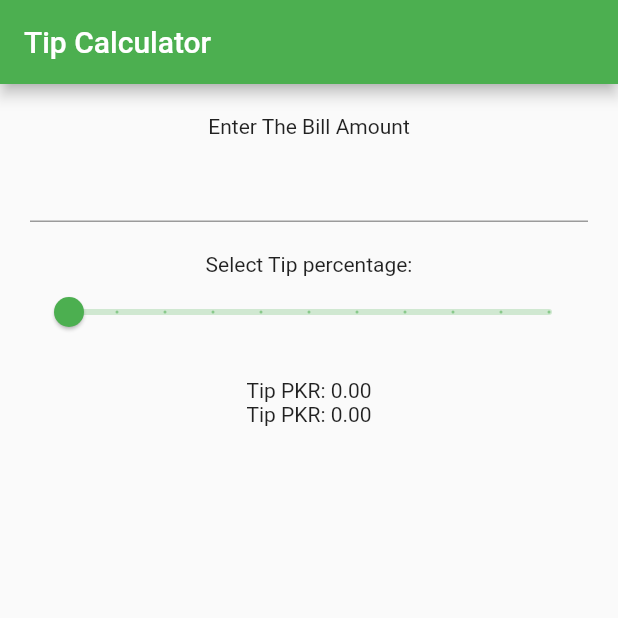
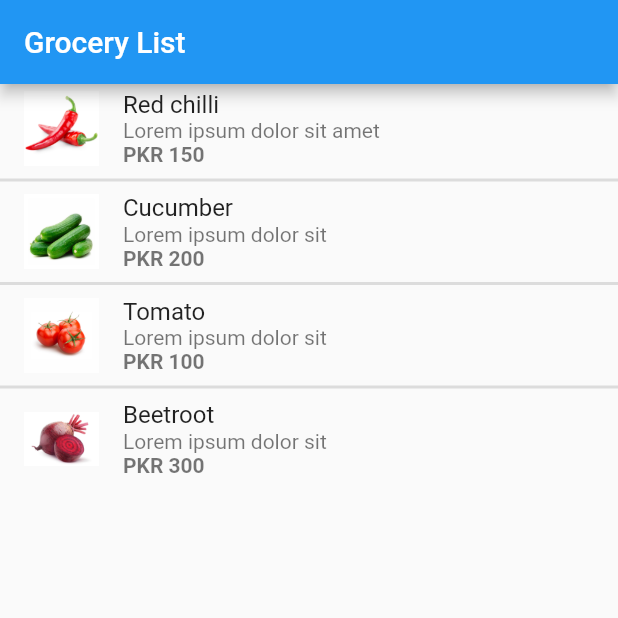
Before and after one commit to Bisma-Baloch/The-Flutter-Way, a Flutter app: the screen it shows after launch, on a phone screen of 412 x 824 dp, the top half of it. Run offline on Flutter 3.47's test engine with Material 2 defaults, Android fonts, the phone set to English and light mode, and no system bars.

Commit message:
Assignment #3

```diff
--- /dev/null
+++ b/lib/app/grocery_list_app.dart
@@ -0,0 +1,13 @@
+import 'package:flutter/material.dart';
+import 'package:the_flutter_way/screens/grocery_list_screen.dart';
+
+class GroceryListApp extends StatelessWidget {
+  const GroceryListApp({super.key});
+
+  @override
+  Widget build(BuildContext context) {
+    return MaterialApp(
+        theme: ThemeData(primarySwatch: Colors.blue),
+        home: const GroceryListScreen());
+  }
+}
--- a/lib/main.dart
+++ b/lib/main.dart
@@ -1,8 +1,8 @@
 import 'package:flutter/material.dart';
-import 'package:the_flutter_way/app/tip_calculator_app.dart';
+import 'package:the_flutter_way/app/grocery_list_app.dart';
 
 void main() {
-  runApp(CalculatorTipApp());
+  runApp(const GroceryListApp());
 }
 
 class MyApp extends StatelessWidget {
--- /dev/null
+++ b/lib/screens/grocery_list_screen.dart
@@ -0,0 +1,74 @@
+import 'package:flutter/material.dart';
+
+class GroceryListScreen extends StatefulWidget {
+  const GroceryListScreen({super.key});
+
+  @override
+  State<GroceryListScreen> createState() => _GroceryListScreenState();
+}
+
+class _GroceryListScreenState extends State<GroceryListScreen> {
+  final List groceryList = [
+    {
+      'title': 'Red chilli',
+      'image': 'assets/images/chilli.png',
+      'description': 'Lorem ipsum dolor sit amet',
+      'price': 150,
+    },
+    {
+      'title': 'Cucumber',
+      'image': 'assets/images/cucumber.png',
+      'description': 'Lorem ipsum dolor sit',
+      'price': 200,
+    },
+    {
+      'title': 'Tomato',
+      'image': 'assets/images/tomatos.png',
+      'description': 'Lorem ipsum dolor sit',
+      'price': 100,
+    },
+    {
+      'title': 'Beetroot',
+      'image': 'assets/images/beetroot.png',
+      'description': 'Lorem ipsum dolor sit',
+      'price': 300,
+    }
+  ];
+  @override
+  Widget build(BuildContext context) {
+    return Scaffold(
+        appBar: AppBar(title: const Text("Grocery List")),
+        body: _buildMainWidget(context));
+  }
+
+  Widget _buildMainWidget(BuildContext context) {
+    return ListView.separated(
+        itemCount: groceryList.length,
+        separatorBuilder: (BuildContext context, int index) => const Divider(
+              height: 10,
+              thickness: 2,
+            ),
+        itemBuilder: (context, index) {
+          return ListTile(
+            leading: Image.asset(
+              groceryList[index]['image'],
+              width: 50,
+              height: 50,
+            ),
+            title: Text(groceryList[index]['title']),
+            subtitle: Column(
+              crossAxisAlignment: CrossAxisAlignment.start,
+              children: [
+                Text(groceryList[index]['description']),
+                Text(
+                  'PKR ${groceryList[index]['price']}',
+                  style: const TextStyle(
+                    fontWeight: FontWeight.bold,
+                  ),
+                ),
+              ],
+            ),
+          );
+        });
+  }
+}
```
Also changed, not shown: pubspec.yaml (+4 -7 lines), assets/images/beetroot.png (added), assets/images/chilli.png (added), assets/images/cucumber.png (added), assets/images/tomatos.png (added).
